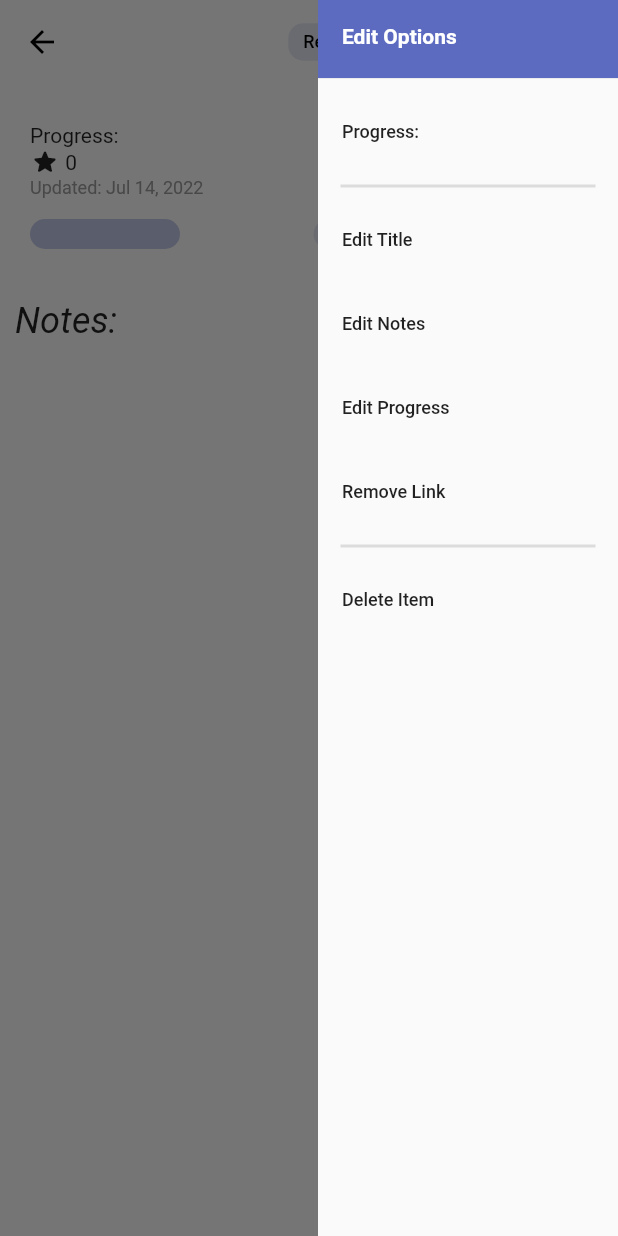
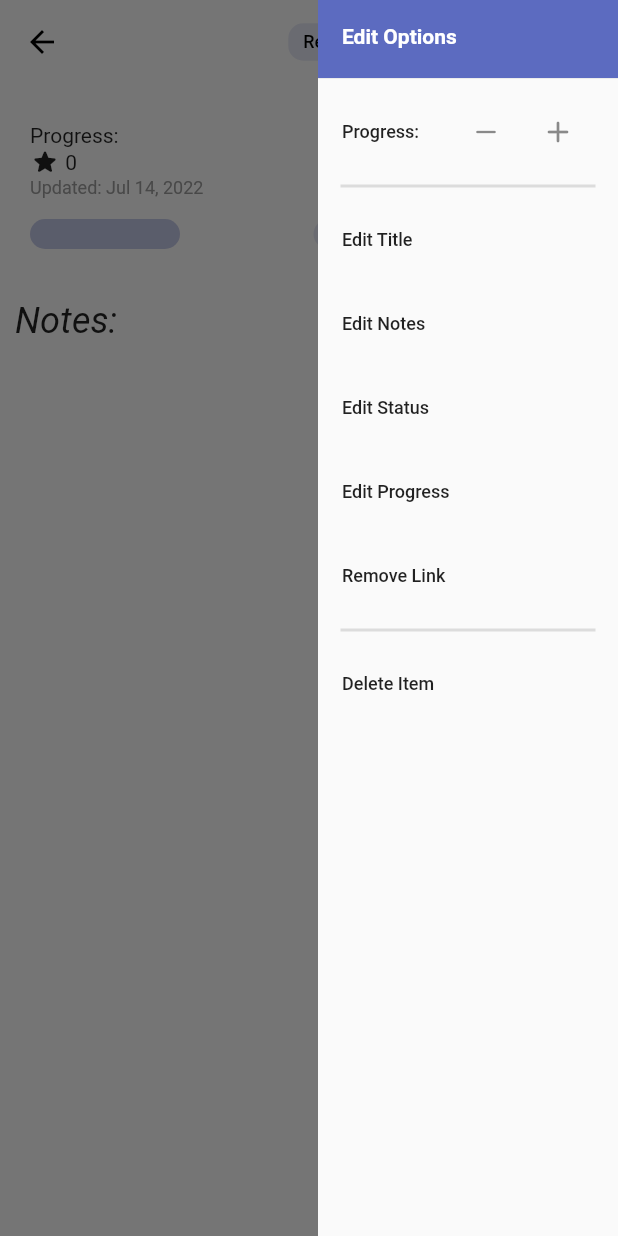
Before and after one commit to maiaij/listicle, a Flutter app: the SelectedItem screen opened by its route, with the side drawer open, on a phone screen of 412 x 824 dp. Run offline on Flutter 3.47's test engine with Material 2 defaults, Android fonts, the phone set to English and light mode, and no system bars; our stand-ins replace cloud_firestore, firebase_auth, firebase_core, flutter_spinkit; missing offline and left inert: horizontal_picker; accounts and stored records are empty.

Commit message:
selected item page features added

```diff
--- a/listicle/lib/main.dart
+++ b/listicle/lib/main.dart
@@ -1,4 +1,5 @@
 import 'package:flutter/material.dart';
+import 'package:listicle/screens/pages/edit_item_status.dart';
 import 'package:listicle/screens/services/auth.dart';
 import 'package:provider/provider.dart';
 import 'package:firebase_core/firebase_core.dart';
@@ -95,6 +96,11 @@ class MyApp extends StatelessWidget {
               fullscreenDialog: true,
             );
 
+            case '/edit_item_status': return MaterialPageRoute(
+              builder: (context) => const EditItemStatus(),
+              fullscreenDialog: true,
+            );
+
           }
         },
 
--- a/listicle/lib/screens/pages/selected_item_page.dart
+++ b/listicle/lib/screens/pages/selected_item_page.dart
@@ -74,33 +74,35 @@ class _SelectedItemState extends State<SelectedItem> {
 
                       children: <Widget>[
                         // -1 progress
-                        /*IconButton(
+                        IconButton(
                           icon: const Icon(Icons.horizontal_rule_rounded),
                           iconSize: 20,
                           onPressed: (){
-                            if(globals.activeTabItems[globals.itemIndex].progress > 0){
+                            if(docData['progress'] > 0){
                               setState(() {
-                                globals.activeTabItems[globals.itemIndex].progress --;
-                                globals.activeTabItems[globals.itemIndex].updateDate();
-                                globals.testLists[globals.selectedIndex].updateDate();
+                                dbService.updateProgress(docData['progress'] - 1, globals.listRef, globals.itemRef);
+                                //globals.activeTabItems[globals.itemIndex].progress --;
+                                //globals.activeTabItems[globals.itemIndex].updateDate();
+                                //globals.testLists[globals.selectedIndex].updateDate();
                               });
                             }
                           }
-                        ), */
+                        ),
 
-                        //Text('${globals.activeTabItems[globals.itemIndex].progress}'),
+                        //Text('${docData['progress']}'),
 
                         // +1 progress
-                        /*IconButton(
+                        IconButton(
                           icon: const Icon(Icons.add_rounded),
                           onPressed: (){
                             setState(() {
-                              globals.activeTabItems[globals.itemIndex].progress ++;
-                              globals.activeTabItems[globals.itemIndex].updateDate();
-                              globals.testLists[globals.selectedIndex].updateDate();
+                              dbService.updateProgress(docData['progress'] + 1, globals.listRef, globals.itemRef);
+                              //globals.activeTabItems[globals.itemIndex].progress ++;
+                              //globals.activeTabItems[globals.itemIndex].updateDate();
+                              //globals.testLists[globals.selectedIndex].updateDate();
                             });
                           }
-                        ), */
+                        ),
 
                       ],
                     ),
@@ -120,7 +122,6 @@ class _SelectedItemState extends State<SelectedItem> {
                     },
                   ),
 
-                  ///**
                   ListTile(
                     title: const Text('Edit Notes', style: TextStyle(fontSize: 12)),
                     onTap: () {
@@ -128,7 +129,14 @@ class _SelectedItemState extends State<SelectedItem> {
                       Navigator.pushNamed(context, '/edit_item_notes');
                     },
                   ),
-                  // */
+
+                  // edit status
+                  ListTile(
+                    title: const Text('Edit Status', style: TextStyle(fontSize: 12)),
+                    onTap: () {
+                      Navigator.pushNamed(context, '/edit_item_status');
+                    },
+                  ),
 
                   ListTile(
                     title: const Text('Edit Progress', style: TextStyle(fontSize: 12)),
--- a/listicle/lib/screens/services/db_service.dart
+++ b/listicle/lib/screens/services/db_service.dart
@@ -186,6 +186,10 @@ class DBService{
     _userLists().doc(listRef).collection('listItems').doc(itemRef).update({"link": link});
   }
 
+  void updateStatus(String status, String listRef, String itemRef){
+    _userLists().doc(listRef).collection('listItems').doc(itemRef).update({"status": status});
+  }
+
   void deleteListItem(String listRef, String itemRef){
     final listCollection = _userLists();
     final String uid = FirebaseAuth.instance.currentUser!.uid;
```
Also changed, not shown: listicle/lib/screens/pages/edit_item_status.dart (added, +88 -0 lines), listicle/lib/screens/pages/selected_list_page.dart (+6 -9 lines).
